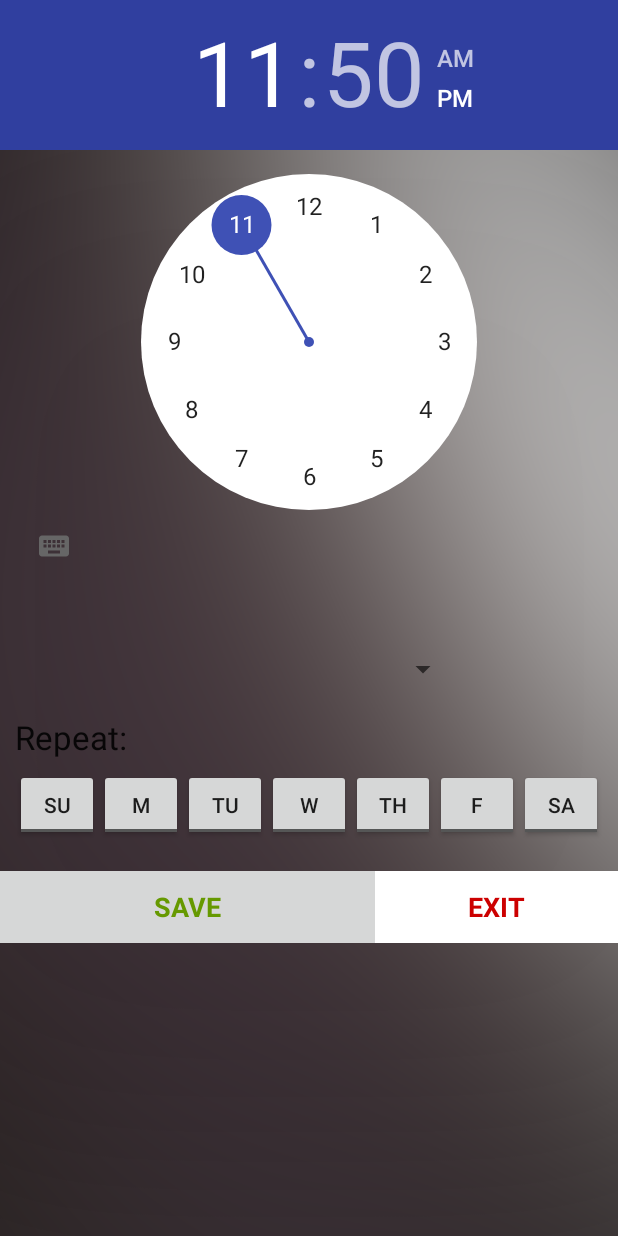
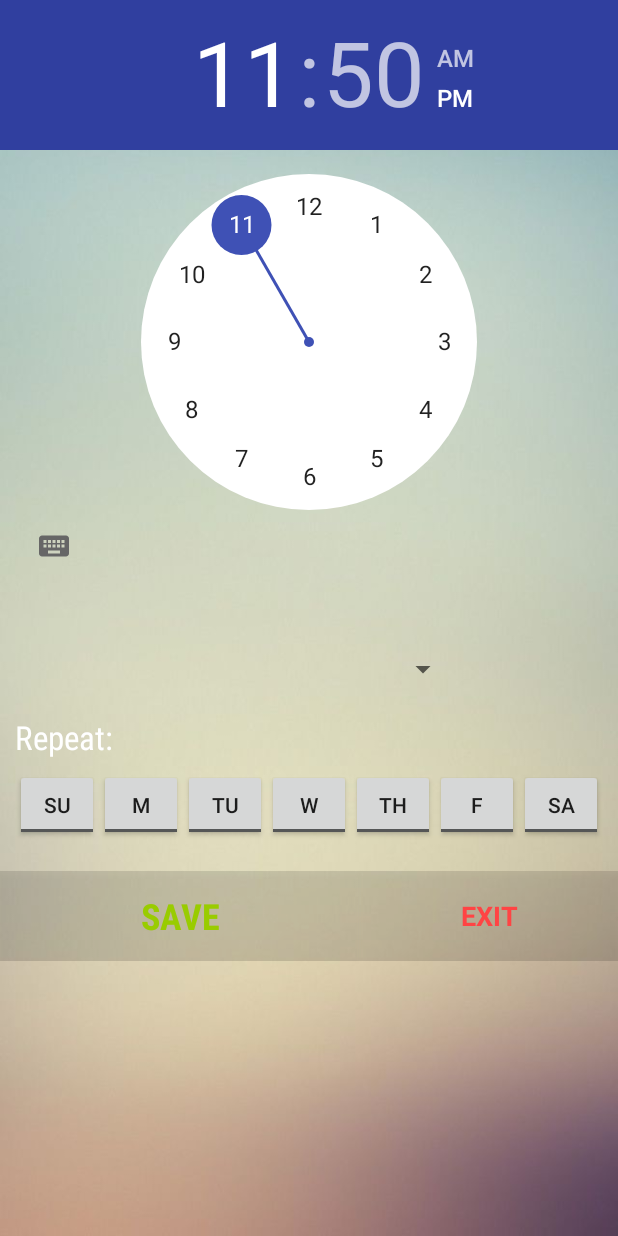
Before and after one commit to byan1197/StayWoke, an Android app: the layout alarmpopwindow.xml on its own in the app's theme, with its tools: preview values and no code run, on a phone screen of 412 x 824 dp. Run offline under Robolectric (Android 15) with nearby library versions, the phone set to English and light mode, and no system bars.

Commit message:
New version

```diff
--- a/app/src/main/res/layout/alarmfragment.xml
+++ b/app/src/main/res/layout/alarmfragment.xml
@@ -19,7 +19,7 @@
             android:paddingTop="5dp">
 
             <LinearLayout
-                android:layout_width="240dp"
+                android:layout_width="220dp"
                 android:layout_height="match_parent"
                 android:layout_weight="1"
                 android:orientation="vertical">
@@ -52,7 +52,7 @@
 
             <Switch
                 android:id="@+id/onoffsw"
-                android:layout_width="110dp"
+                android:layout_width="120dp"
                 android:layout_height="match_parent"
                 android:layout_weight="1"
                 android:switchTextAppearance="@style/TextAppearance.AppCompat" />
--- a/app/src/main/res/layout/alarmpopwindow.xml
+++ b/app/src/main/res/layout/alarmpopwindow.xml
@@ -11,13 +11,13 @@
         android:layout_width="match_parent"
         android:layout_height="match_parent"
         android:layout_weight="1"
-        android:background="@drawable/clockBackground">
+        android:background="@drawable/clock_background">
 
         <LinearLayout
             android:layout_width="match_parent"
             android:layout_height="wrap_content"
             android:orientation="vertical"
-            android:paddingBottom="10dp">
+            android:paddingBottom="20dp">
 
             <TimePicker
                 android:id="@+id/clockPicker"
@@ -32,17 +32,21 @@
                 android:id="@+id/puzzleSpinner"
                 android:layout_width="200dp"
                 android:layout_height="50dp"
-                android:layout_gravity="center" />
+                android:layout_gravity="center"
+                android:spinnerMode="dialog" />
 
             <TextView
                 android:id="@+id/repeatTV"
                 android:layout_width="match_parent"
                 android:layout_height="wrap_content"
+                android:fontFamily="sans-serif-condensed"
                 android:paddingBottom="10px"
                 android:paddingLeft="10dp"
                 android:paddingTop="5dp"
                 android:text="Repeat:"
-                android:textAppearance="@android:style/TextAppearance.DeviceDefault.Large" />
+                android:textAllCaps="false"
+                android:textAppearance="@android:style/TextAppearance.DeviceDefault.Large"
+                android:textColor="#FFFFFF" />
 
             <LinearLayout
                 android:layout_width="match_parent"
@@ -123,31 +127,31 @@
 
             <LinearLayout
                 android:layout_width="match_parent"
-                android:layout_height="match_parent"
+                android:layout_height="60dp"
                 android:layout_weight="1"
                 android:orientation="horizontal">
 
                 <Button
                     android:id="@+id/saveBtn"
-                    android:layout_width="250dp"
-                    android:layout_height="wrap_content"
-                    android:background="?attr/colorButtonNormal"
-                    android:fontFamily="sans-serif"
+                    android:layout_width="240dp"
+                    android:layout_height="match_parent"
+                    android:background="?attr/colorControlHighlight"
+                    android:fontFamily="sans-serif-condensed"
                     android:text="Save"
                     android:textAlignment="center"
-                    android:textColor="@android:color/holo_green_dark"
-                    android:textSize="18sp"
+                    android:textColor="@android:color/holo_green_light"
+                    android:textSize="24sp"
                     android:textStyle="bold" />
 
                 <Button
                     android:id="@+id/exitBtn"
-                    android:layout_width="20dp"
-                    android:layout_height="wrap_content"
+                    android:layout_width="30dp"
+                    android:layout_height="match_parent"
                     android:layout_weight="1"
-                    android:background="@android:color/white"
+                    android:background="?attr/colorControlHighlight"
                     android:fontFamily="sans-serif"
                     android:text="Exit"
-                    android:textColor="@android:color/holo_red_dark"
+                    android:textColor="@android:color/holo_red_light"
                     android:textSize="18sp"
                     android:textStyle="bold" />
 
```
Also changed, not shown: app/src/main/res/drawable/clockBackground.jpg (deleted), app/src/main/res/drawable/clock_background.jpg (added).
